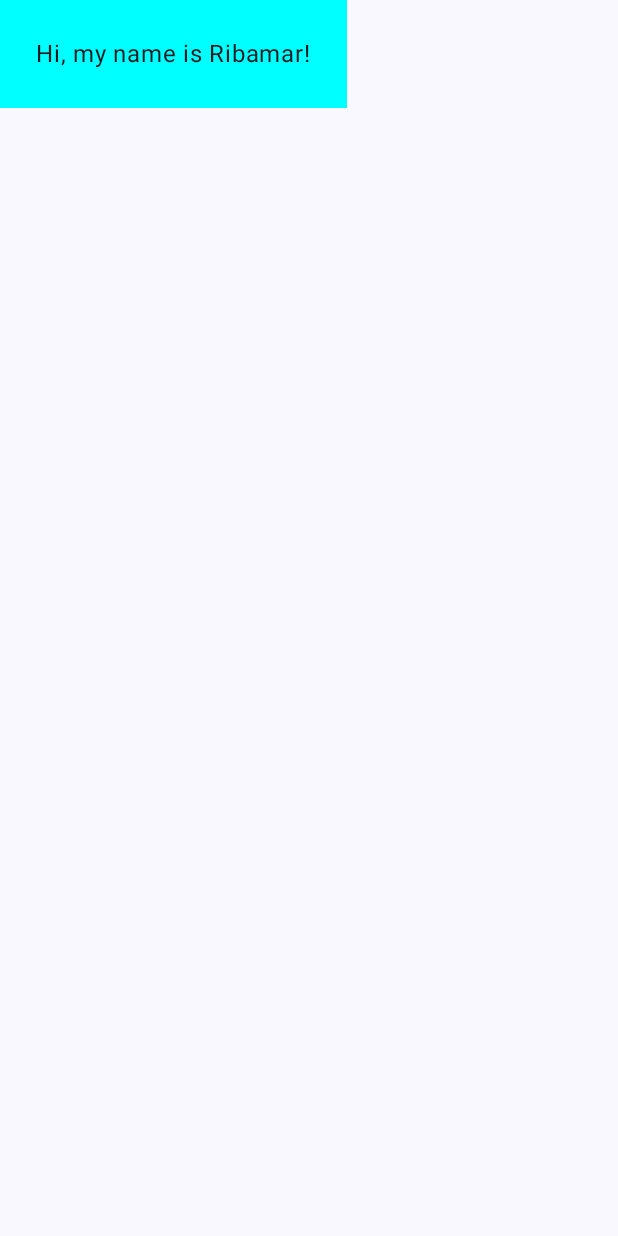
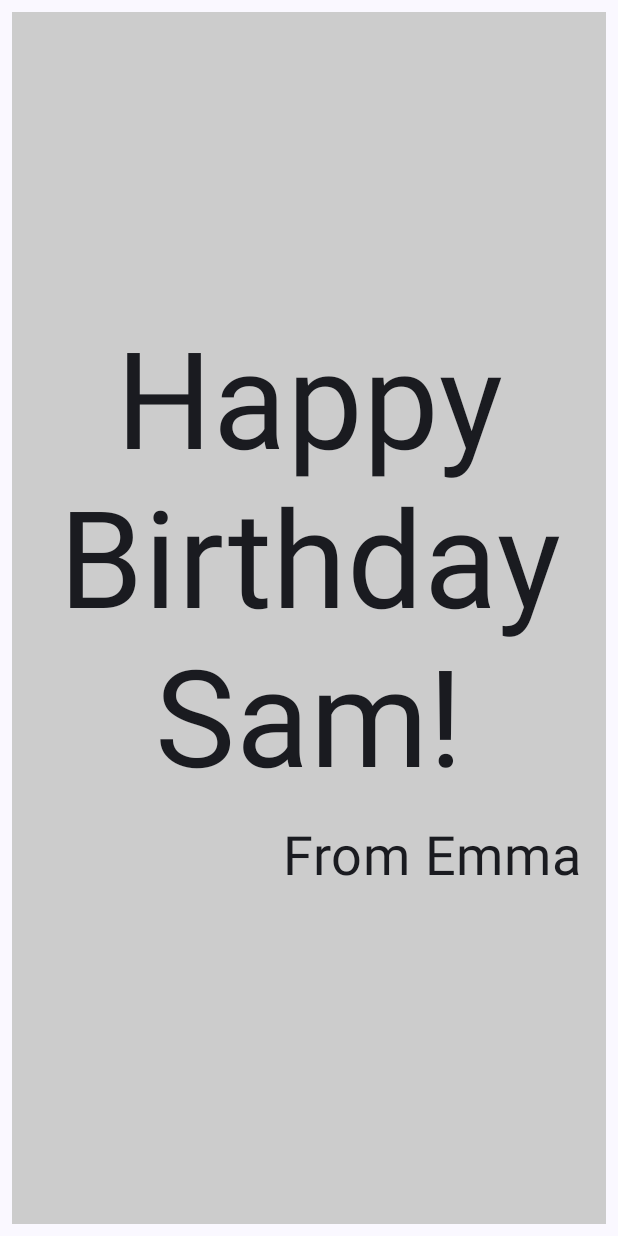
Before and after one commit to ribamarsantos/todo-app-android, an Android app built with Jetpack Compose: the screen it shows after launch (MainActivity), on a phone screen of 412 x 824 dp. Run offline under Robolectric (Android 15) with nearby library versions, the phone set to English and light mode, and no system bars.

Commit message:
Code lab exec Android Studio. Birthday Card

```diff
--- a/app/src/main/java/ca/sbrs/todoapp/MainActivity.kt
+++ b/app/src/main/java/ca/sbrs/todoapp/MainActivity.kt
@@ -3,53 +3,70 @@ package ca.sbrs.todoapp
 import android.os.Bundle
 import androidx.activity.ComponentActivity
 import androidx.activity.compose.setContent
-import androidx.activity.enableEdgeToEdge
-
+import androidx.compose.foundation.background
+import androidx.compose.foundation.layout.Arrangement
+import androidx.compose.foundation.layout.Column
 import androidx.compose.foundation.layout.fillMaxSize
 import androidx.compose.foundation.layout.padding
-import androidx.compose.material3.Scaffold
+import androidx.compose.material3.MaterialTheme
 import androidx.compose.material3.Surface
 import androidx.compose.material3.Text
 import androidx.compose.runtime.Composable
+import androidx.compose.ui.Alignment
 import androidx.compose.ui.Modifier
 import androidx.compose.ui.graphics.Color
+import androidx.compose.ui.text.style.TextAlign
 import androidx.compose.ui.tooling.preview.Preview
 import androidx.compose.ui.unit.dp
+import androidx.compose.ui.unit.sp
 import ca.sbrs.todoapp.ui.theme.TodoAppTheme
 
 class MainActivity : ComponentActivity() {
     override fun onCreate(savedInstanceState: Bundle?) {
         super.onCreate(savedInstanceState)
-        enableEdgeToEdge()
         setContent {
             TodoAppTheme {
-                Scaffold(modifier = Modifier.fillMaxSize()) { innerPadding ->
-                    Greeting(
-                        name = "Ribamar",
-                        modifier = Modifier.padding(innerPadding)
-                    )
+                Surface(
+                    modifier = Modifier.fillMaxSize(),
+                    color = MaterialTheme.colorScheme.background
+                ) {
+                    GreetingText(message = "Happy Birthday Sam!", from = "From Emma", modifier = Modifier.padding(8.dp).background(color = Color.LightGray))
                 }
             }
+
         }
     }
 }
 
+
 @Composable
-fun Greeting(name: String, modifier: Modifier = Modifier) {
-    Surface(color = Color.Cyan) {
+fun GreetingText(message: String, from: String, modifier: Modifier = Modifier) {
+
+    Column (modifier = modifier,
+
+verticalArrangement = Arrangement.Center
+        ) {
         Text(
-            text = "Hi, my name is $name!",
-            modifier = modifier.padding(24.dp)
+            text = message,
+            fontSize = 90.sp,
+            lineHeight = 106.sp,
+            textAlign = TextAlign.Center
+
         )
+        Text(
+            text = from,
+            fontSize = 36.sp,
+            modifier = Modifier
+                .padding(16.dp)
+                .align(alignment = Alignment.End)
+        )
+    }
 
+}
+@Preview(showBackground = true)
+@Composable
+fun BirthdayCardPreview() {
+    TodoAppTheme {
+        GreetingText(message = "Happy Birthday Sam!", from = "From: Emma")
     }
 }
-
-@Preview(showBackground = true)
-@Composable
-fun GreetingPreview() {
-    TodoAppTheme {
-        Greeting("Ribamar")
-
-    }
-}
```
